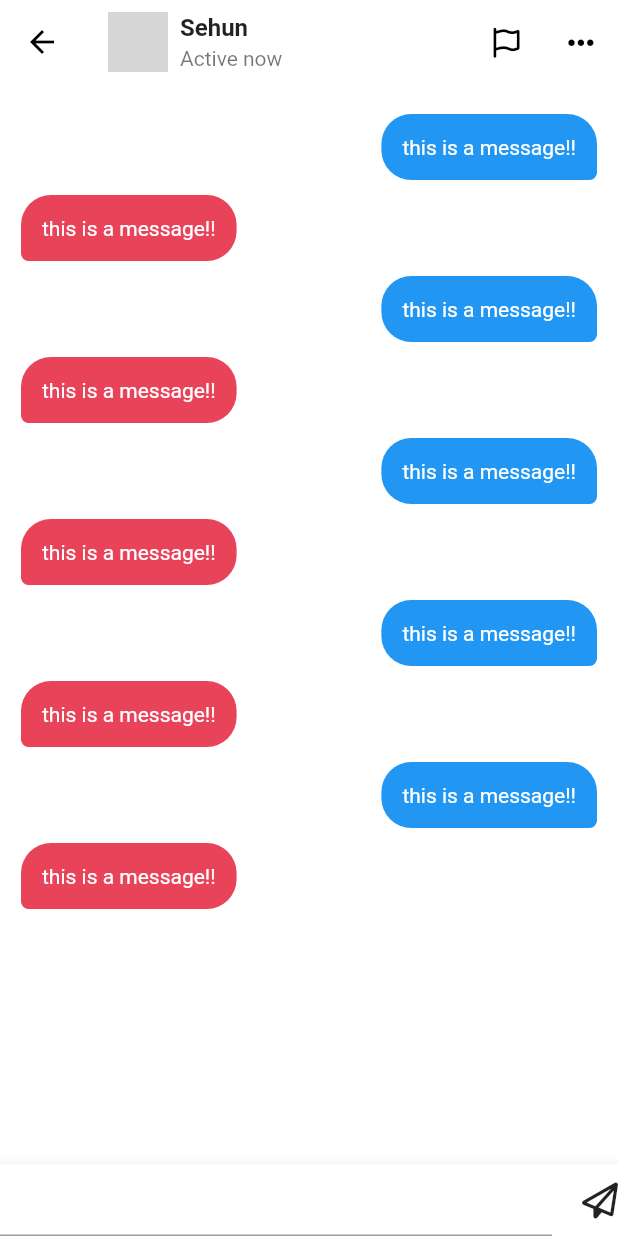
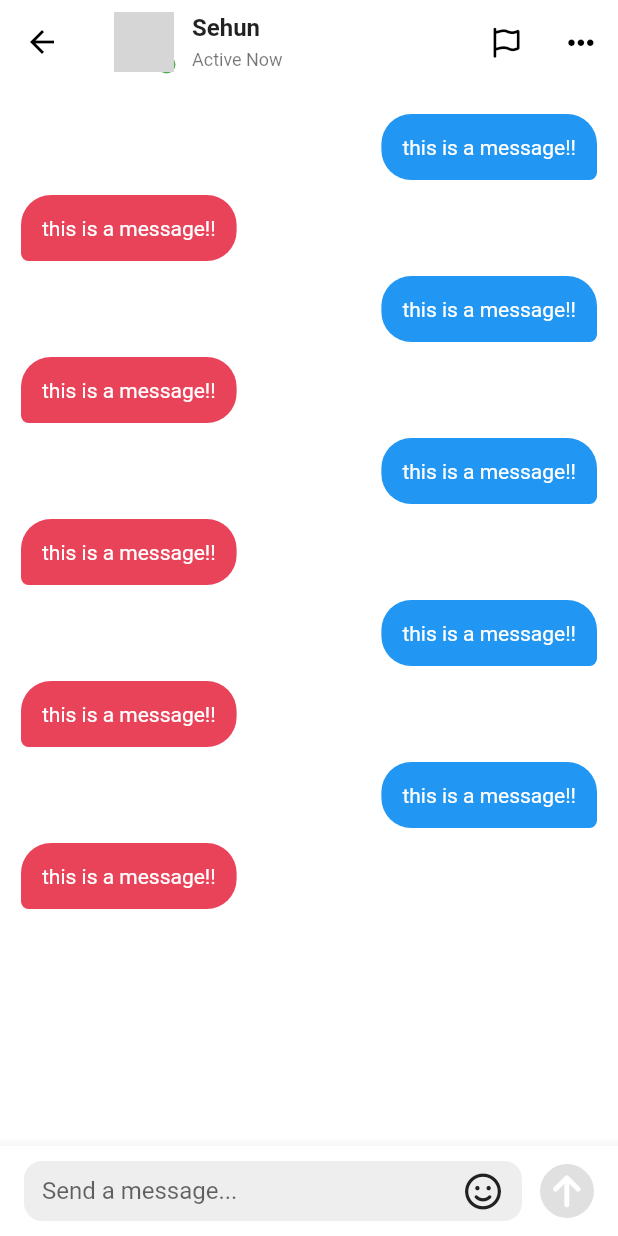
Before and after one commit to defsehun/eggtok, a Flutter app: the ChatDetailScreen screen opened directly, on a phone screen of 412 x 824 dp. Run offline on Flutter 3.47's test engine with Material 2 defaults, Android fonts, the phone set to English and light mode, and no system bars; our stand-ins replace font_awesome_flutter, marquee, readmore, video_player, visibility_detector; network calls fail; grey boxes are pictures that could not be loaded.

Commit message:
feat: add textFiled

```diff
--- a/lib/features/inbox/chat_detail_screen.dart
+++ b/lib/features/inbox/chat_detail_screen.dart
@@ -11,27 +11,71 @@ class ChatDetailScreen extends StatefulWidget {
 }
 
 class _ChatDetailScreenState extends State<ChatDetailScreen> {
+  bool _isWriting = false;
+
+  void _stopWriting() {
+    FocusScope.of(context).unfocus();
+    setState(() {
+      _isWriting = false;
+    });
+  }
+
+  void _onStartWriting() {
+    setState(() {
+      _isWriting = true;
+    });
+  }
+
   @override
   Widget build(BuildContext context) {
     return Scaffold(
       appBar: AppBar(
-        title: const ListTile(
+        title: ListTile(
           contentPadding: EdgeInsets.zero,
           horizontalTitleGap: Sizes.size8,
-          leading: CircleAvatar(
+          leading: Stack(
+            children: [
+              const Padding(
+                padding: EdgeInsets.all(Sizes.size4),
+                child: CircleAvatar(
                   foregroundImage: NetworkImage(
                     "https://avatars.githubusercontent.com/u/17242597?v=4",
                   ),
-            child: Text("S"),
+                  radius: Sizes.size20,
                 ),
-          title: Text(
+              ),
+              Positioned(
+                bottom: 0,
+                right: 0,
+                child: Container(
+                  width: Sizes.size18,
+                  height: Sizes.size18,
+                  decoration: BoxDecoration(
+                    color: Colors.green,
+                    border: Border.all(
+                      color: Colors.white,
+                      width: Sizes.size3,
+                    ),
+                    borderRadius: BorderRadius.circular(Sizes.size24),
+                  ),
+                ),
+              ),
+            ],
+          ),
+          title: const Text(
             "Sehun",
             style: TextStyle(
               fontWeight: FontWeight.w600,
             ),
           ),
-          subtitle: Text("Active now"),
-          trailing: Row(
+          subtitle: const Text(
+            "Active Now",
+            style: TextStyle(
+              fontSize: Sizes.size12,
+              fontWeight: FontWeight.w400,
+            ),
+          ),
+          trailing: const Row(
             mainAxisSize: MainAxisSize.min,
             children: [
               FaIcon(
@@ -49,7 +93,9 @@ class _ChatDetailScreenState extends State<ChatDetailScreen> {
           ),
         ),
       ),
-      body: Stack(
+      body: GestureDetector(
+        onTap: _stopWriting,
+        child: Stack(
           children: [
             ListView.separated(
               padding: const EdgeInsets.symmetric(
@@ -95,12 +141,72 @@ class _ChatDetailScreenState extends State<ChatDetailScreen> {
               bottom: 0,
               width: MediaQuery.of(context).size.width,
               child: BottomAppBar(
+                padding: const EdgeInsets.symmetric(
+                  horizontal: Sizes.size16,
+                  vertical: Sizes.size10,
+                ),
                 child: Row(
                   children: [
-                  const Expanded(child: TextField()),
-                  Gaps.h20,
-                  Container(
-                    child: const FaIcon(FontAwesomeIcons.paperPlane),
+                    Expanded(
+                      child: SizedBox(
+                        height: Sizes.size40,
+                        child: TextField(
+                          onTap: _onStartWriting,
+                          expands: true,
+                          minLines: null,
+                          maxLines: null,
+                          textInputAction: TextInputAction.newline,
+                          cursorColor: Theme.of(context).primaryColor,
+                          decoration: InputDecoration(
+                            hintText: "Send a message...",
+                            border: OutlineInputBorder(
+                              borderRadius: BorderRadius.circular(
+                                Sizes.size12,
+                              ),
+                              borderSide: BorderSide.none,
+                            ),
+                            filled: true,
+                            fillColor: Colors.grey.shade200,
+                            contentPadding: const EdgeInsets.symmetric(
+                              vertical: Sizes.size2,
+                              horizontal: Sizes.size12,
+                            ),
+                            suffixIcon: Padding(
+                              padding: const EdgeInsets.only(
+                                right: Sizes.size10,
+                              ),
+                              child: Row(
+                                mainAxisSize: MainAxisSize.min,
+                                children: [
+                                  Gaps.h10,
+                                  FaIcon(
+                                    FontAwesomeIcons.faceSmile,
+                                    color: Colors.grey.shade900,
+                                  ),
+                                ],
+                              ),
+                            ),
+                          ),
+                        ),
+                      ),
+                    ),
+                    Gaps.h12,
+                    GestureDetector(
+                      onTap: _stopWriting,
+                      child: Container(
+                        height: Sizes.size36,
+                        width: Sizes.size36,
+                        decoration: BoxDecoration(
+                          color: Colors.grey.shade300,
+                          shape: BoxShape.circle,
+                        ),
+                        child: const Center(
+                          child: FaIcon(
+                            FontAwesomeIcons.arrowUp,
+                            color: Colors.white,
+                          ),
+                        ),
+                      ),
                     ),
                   ],
                 ),
@@ -108,6 +214,7 @@ class _ChatDetailScreenState extends State<ChatDetailScreen> {
             ),
           ],
         ),
+      ),
     );
   }
 }
```
Lines whose indentation alone changed are shown as unchanged.
